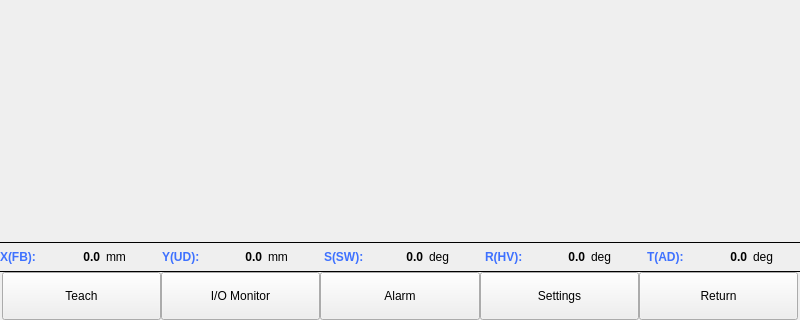
Old version of the form mainframe_8.ui in the repository GaussCheng/2-5AxisPunch; both pictures show x 0 to 800 and y 280 to 600 of the 800 by 600 pixel window.
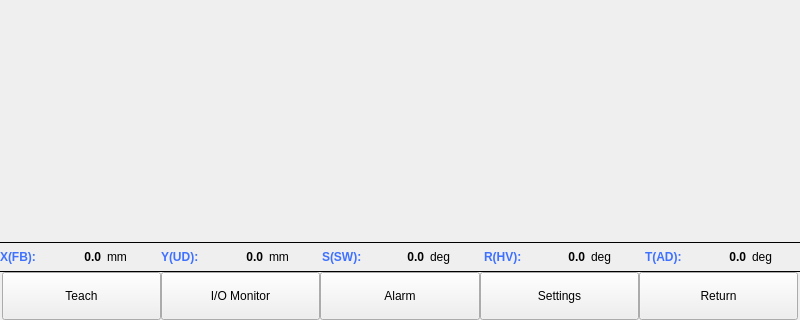
New version of the form. Custom widgets are drawn as their Qt base class.

Patch:
```diff
--- a/mainframe_8.ui
+++ b/mainframe_8.ui
@@ -255,7 +255,7 @@
       <widget class="QLabel" name="label_22">
        <property name="minimumSize">
         <size>
-         <width>50</width>
+         <width>45</width>
          <height>0</height>
         </size>
        </property>
@@ -370,7 +370,7 @@
       <widget class="QLabel" name="label_9">
        <property name="minimumSize">
         <size>
-         <width>50</width>
+         <width>45</width>
          <height>0</height>
         </size>
        </property>
@@ -485,7 +485,7 @@
       <widget class="QLabel" name="label_10">
        <property name="minimumSize">
         <size>
-         <width>50</width>
+         <width>45</width>
          <height>0</height>
         </size>
        </property>
@@ -600,7 +600,7 @@
       <widget class="QLabel" name="label_14">
        <property name="minimumSize">
         <size>
-         <width>50</width>
+         <width>45</width>
          <height>0</height>
         </size>
        </property>
```
Left out of the diff: 11 changed lines with no effect on the pictures.
